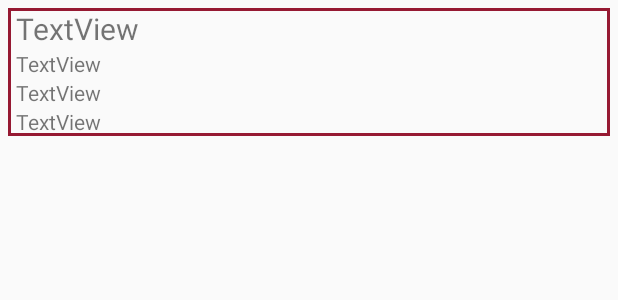
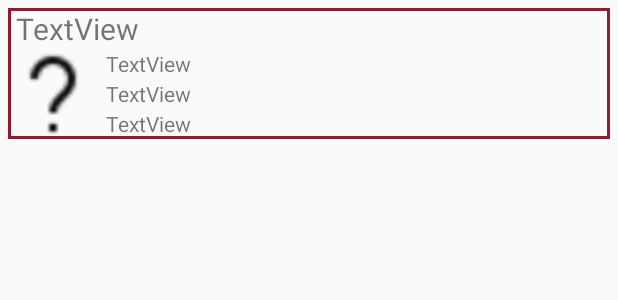
Before and after one commit to CmaDam2132020/Leon-Ocio, an Android app: the layout elemento_lista.xml on its own in the app's theme, with its tools: preview values and no code run, on a phone screen of 412 x 824 dp. Shown: the top 300 px of the screen. Run offline under Robolectric (Android 15) with nearby library versions, the phone set to English and light mode, and no system bars.

Commit message:
Entrega Final

```diff
--- a/app/src/main/res/layout/elemento_lista.xml
+++ b/app/src/main/res/layout/elemento_lista.xml
@@ -1,5 +1,7 @@
 <?xml version="1.0" encoding="utf-8"?>
 <LinearLayout xmlns:android="http://schemas.android.com/apk/res/android"
+    xmlns:app="http://schemas.android.com/apk/res-auto"
+    xmlns:tools="http://schemas.android.com/tools"
     android:layout_width="match_parent"
     android:layout_height="wrap_content"
     android:orientation="vertical"
@@ -17,28 +19,50 @@
         android:textSize="20dp"
         android:layout_marginLeft="5dp"/>
 
-    <TextView
-        android:id="@+id/categoria_elemento_lista"
-        android:layout_width="match_parent"
+    <LinearLayout
+        android:layout_width="wrap_content"
         android:layout_height="wrap_content"
         android:layout_weight="1"
-        android:text="TextView"
-        android:layout_marginLeft="5dp"/>
+        android:orientation="horizontal">
+
+        <ImageView
+            android:id="@+id/imagen_categoria"
+            android:layout_width="60dp"
+            android:layout_height="60dp"
+            android:layout_weight="1"
+            android:src="@drawable/interrogacion" />
+
+        <LinearLayout
+            android:layout_width="match_parent"
+            android:layout_height="match_parent"
+            android:layout_weight="1"
+            android:orientation="vertical">
 
             <TextView
                 android:id="@+id/puntuacion_elemento_lista"
                 android:layout_width="match_parent"
                 android:layout_height="wrap_content"
+                android:layout_marginLeft="5dp"
                 android:layout_weight="1"
-        android:text="TextView"
-        android:layout_marginLeft="5dp"/>
+                android:text="TextView" />
+
+            <TextView
+                android:id="@+id/categoria_elemento_lista"
+                android:layout_width="match_parent"
+                android:layout_height="wrap_content"
+                android:layout_marginLeft="5dp"
+                android:layout_weight="1"
+                android:text="TextView" />
 
             <TextView
                 android:id="@+id/direccion_elemento_lista"
                 android:layout_width="match_parent"
                 android:layout_height="wrap_content"
+                android:layout_marginLeft="5dp"
                 android:layout_weight="1"
-        android:text="TextView"
-        android:layout_marginLeft="5dp"/>
+                android:text="TextView" />
 
         </LinearLayout>
+    </LinearLayout>
+
+</LinearLayout>
```
Also changed, not shown: app/src/main/java/com/example/leonocio/AdaptadorAdministrados.java (+13 -2 lines), app/src/main/java/com/example/leonocio/AdaptadorLista.java (+14 -2 lines), app/src/main/res/drawable/bar.png (added), app/src/main/res/drawable/interrogacion.png (added), app/src/main/res/drawable/monumento.png (added), app/src/main/res/drawable/restaurante.png (added), app/src/main/res/drawable/tienda.png (added). Lines whose indentation alone changed are shown as unchanged.
